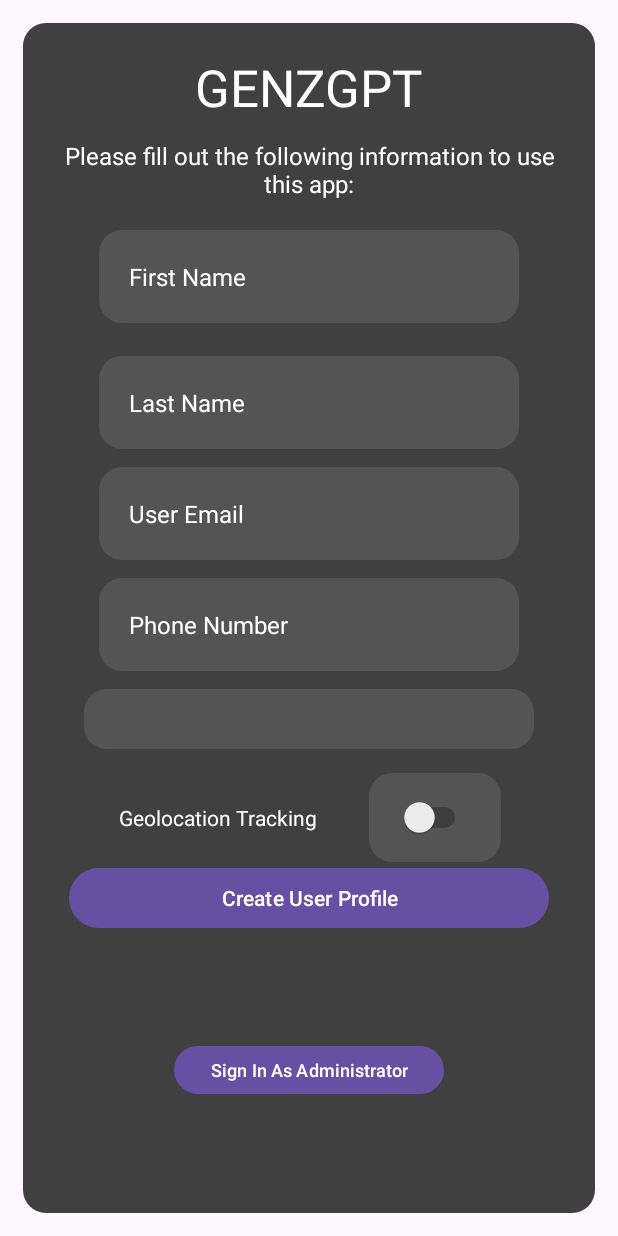
After one commit to CMPUT301W24T16/GenZGPT, an Android app: the layout activity_first_sign_in.xml on its own in the app's theme, with its tools: preview values and no code run, on a phone screen of 412 x 824 dp. The commit adds this screen. Run offline under Robolectric (Android 15) with nearby library versions, the phone set to English and light mode, and no system bars.

Commit message:
Trying to get First sign in to work.

```diff
--- /dev/null
+++ b/app/src/main/res/layout/activity_first_sign_in.xml
@@ -0,0 +1,176 @@
+<?xml version="1.0" encoding="utf-8"?>
+<androidx.constraintlayout.widget.ConstraintLayout xmlns:android="http://schemas.android.com/apk/res/android"
+    xmlns:app="http://schemas.android.com/apk/res-auto"
+    xmlns:tools="http://schemas.android.com/tools"
+    android:layout_width="match_parent"
+    android:layout_height="match_parent"
+    tools:context=".FirstSignInActivity">
+
+    <androidx.constraintlayout.widget.ConstraintLayout
+        android:id="@+id/sign_in_container"
+        android:layout_width="0dp"
+        android:layout_height="0dp"
+        android:layout_marginStart="15dp"
+        android:layout_marginTop="15dp"
+        android:layout_marginEnd="15dp"
+        android:layout_marginBottom="15dp"
+        android:background="@drawable/round_outline"
+        app:layout_constraintBottom_toBottomOf="parent"
+        app:layout_constraintEnd_toEndOf="parent"
+        app:layout_constraintHorizontal_bias="1.0"
+        app:layout_constraintStart_toStartOf="parent"
+        app:layout_constraintTop_toTopOf="parent"
+        app:layout_constraintVertical_bias="1.0">
+
+        <TextView
+            android:id="@+id/first_info"
+            android:layout_width="match_parent"
+            android:layout_height="wrap_content"
+            android:layout_marginTop="12dp"
+            android:text="Please fill out the following information to use this app:"
+            android:textAlignment="center"
+            android:textColor="#FFFFFF"
+            android:textSize="16dp"
+            app:layout_constraintEnd_toEndOf="parent"
+            app:layout_constraintStart_toStartOf="parent"
+            app:layout_constraintTop_toBottomOf="@+id/gpt_title" />
+
+        <TextView
+            android:id="@+id/gpt_title"
+            android:layout_width="wrap_content"
+            android:layout_height="wrap_content"
+            android:text="GENZGPT"
+            android:textColor="#FFFFFF"
+            android:textSize="34sp"
+            app:layout_constraintEnd_toEndOf="parent"
+            app:layout_constraintStart_toStartOf="parent"
+            app:layout_constraintTop_toTopOf="parent" />
+
+        <EditText
+            android:id="@+id/last_name_fill"
+            android:layout_width="wrap_content"
+            android:layout_height="wrap_content"
+            android:layout_marginTop="22dp"
+            android:background="@drawable/edit_text_outline"
+            android:ems="15"
+            android:hint="@string/last_name"
+            android:imeOptions="actionDone"
+            android:inputType="textCapWords"
+            android:maxLength="50"
+            android:textColor="#FFFFFF"
+            android:textColorHint="#FFFFFF"
+            android:textSize="16sp"
+            app:layout_constraintEnd_toEndOf="parent"
+            app:layout_constraintStart_toStartOf="parent"
+            app:layout_constraintTop_toBottomOf="@+id/first_name_fill" />
+
+        <EditText
+            android:id="@+id/email_fill"
+            android:layout_width="wrap_content"
+            android:layout_height="wrap_content"
+            android:layout_marginTop="12dp"
+            android:background="@drawable/edit_text_outline"
+            android:ems="15"
+            android:hint="@string/user_email"
+            android:imeOptions="actionDone"
+            android:inputType="textEmailAddress"
+            android:maxLength="50"
+            android:textColor="#FFFFFF"
+            android:textColorHint="#FFFFFF"
+            android:textSize="16sp"
+            app:layout_constraintEnd_toEndOf="parent"
+            app:layout_constraintStart_toStartOf="parent"
+            app:layout_constraintTop_toBottomOf="@+id/last_name_fill" />
+
+        <EditText
+            android:id="@+id/edit_phone"
+            android:layout_width="wrap_content"
+            android:layout_height="wrap_content"
+            android:layout_marginTop="12dp"
+            android:background="@drawable/edit_text_outline"
+            android:ems="15"
+            android:hint="Phone Number"
+            android:imeOptions="actionDone"
+            android:inputType="number"
+            android:maxLength="10"
+            android:textColor="#FFFFFF"
+            android:textColorHint="#FFFFFF"
+            android:textSize="16sp"
+            app:layout_constraintEnd_toEndOf="parent"
+            app:layout_constraintStart_toStartOf="parent"
+            app:layout_constraintTop_toBottomOf="@+id/email_fill" />
+
+        <Spinner
+            android:id="@+id/theme_spinner"
+            android:layout_width="300dp"
+            android:layout_height="wrap_content"
+            android:layout_marginTop="12dp"
+            android:background="@drawable/edit_text_outline"
+            app:layout_constraintEnd_toEndOf="parent"
+            app:layout_constraintStart_toStartOf="parent"
+            app:layout_constraintTop_toBottomOf="@+id/edit_phone" />
+
+        <TextView
+            android:id="@+id/geo_text"
+            android:layout_width="wrap_content"
+            android:layout_height="wrap_content"
+            android:layout_marginStart="44dp"
+            android:layout_marginTop="36dp"
+            android:text="Geolocation Tracking"
+            android:textColor="#FFFFFF"
+            app:layout_constraintStart_toStartOf="parent"
+            app:layout_constraintTop_toBottomOf="@+id/theme_spinner" />
+
+        <Switch
+            android:id="@+id/geolocation_switch"
+            android:layout_width="wrap_content"
+            android:layout_height="wrap_content"
+            android:layout_marginTop="16dp"
+            android:background="@drawable/edit_text_outline"
+            android:shadowColor="#C5C5C5"
+            app:layout_constraintEnd_toEndOf="parent"
+            app:layout_constraintHorizontal_bias="0.45"
+            app:layout_constraintStart_toEndOf="@+id/geo_text"
+            app:layout_constraintTop_toBottomOf="@+id/theme_spinner" />
+
+        <EditText
+            android:id="@+id/first_name_fill"
+            android:layout_width="wrap_content"
+            android:layout_height="wrap_content"
+            android:layout_marginTop="20dp"
+            android:background="@drawable/edit_text_outline"
+            android:ems="15"
+            android:hint="@string/first_name"
+            android:inputType="textCapWords"
+            android:maxLength="50"
+            android:textColor="#FFFFFF"
+            android:textColorHint="#FFFFFF"
+            android:textSize="16sp"
+            app:layout_constraintEnd_toEndOf="parent"
+            app:layout_constraintStart_toStartOf="parent"
+            app:layout_constraintTop_toBottomOf="@+id/first_info" />
+
+        <Button
+            android:id="@+id/user_profile_button"
+            android:layout_width="320dp"
+            android:layout_height="wrap_content"
+            android:layout_marginTop="20dp"
+            android:text="Create User Profile"
+            app:layout_constraintEnd_toEndOf="parent"
+            app:layout_constraintStart_toStartOf="parent"
+            app:layout_constraintTop_toBottomOf="@+id/geo_text" />
+
+        <Button
+            android:id="@+id/admin_button"
+            android:layout_width="wrap_content"
+            android:layout_height="40dp"
+            android:layout_marginTop="15dp"
+            android:text="Sign In As Administrator"
+            android:textSize="12sp"
+            app:layout_constraintBottom_toBottomOf="parent"
+            app:layout_constraintEnd_toEndOf="parent"
+            app:layout_constraintStart_toStartOf="parent"
+            app:layout_constraintTop_toBottomOf="@+id/user_profile_button" />
+
+    </androidx.constraintlayout.widget.ConstraintLayout>
+</androidx.constraintlayout.widget.ConstraintLayout>
```
Also changed, not shown: app/src/main/java/com/example/genzgpt/FirstSignInActivity.java (added, +14 -0 lines), app/src/main/java/com/example/genzgpt/MainActivity.java (+4 -4 lines), app/src/main/java/com/example/genzgpt/SignInFragment.java (deleted, +0 -96 lines), app/src/main/res/layout/fragment_sign_in.xml (deleted, +0 -194 lines).
